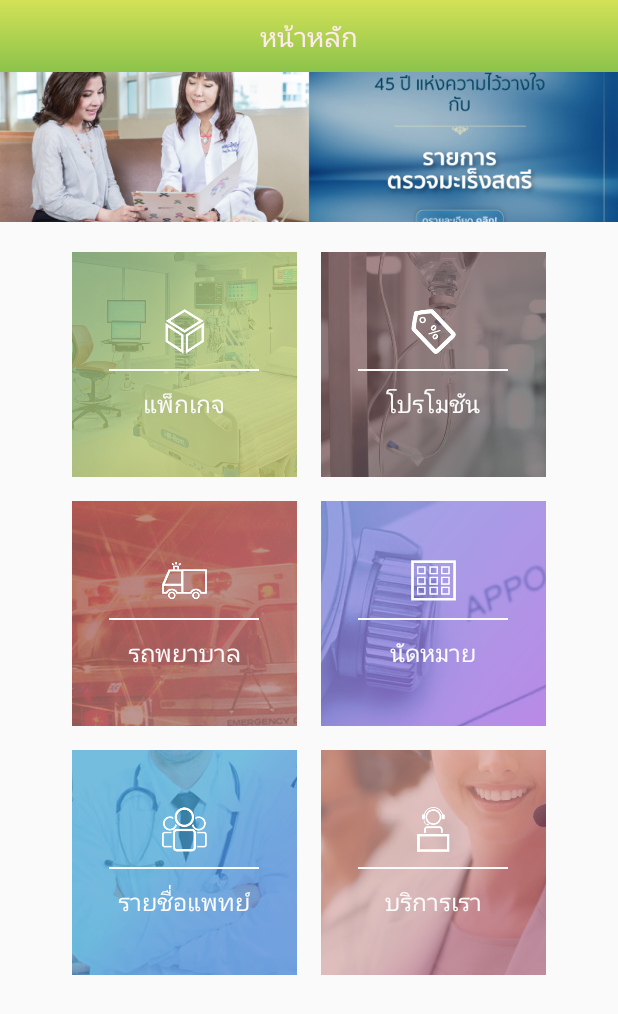
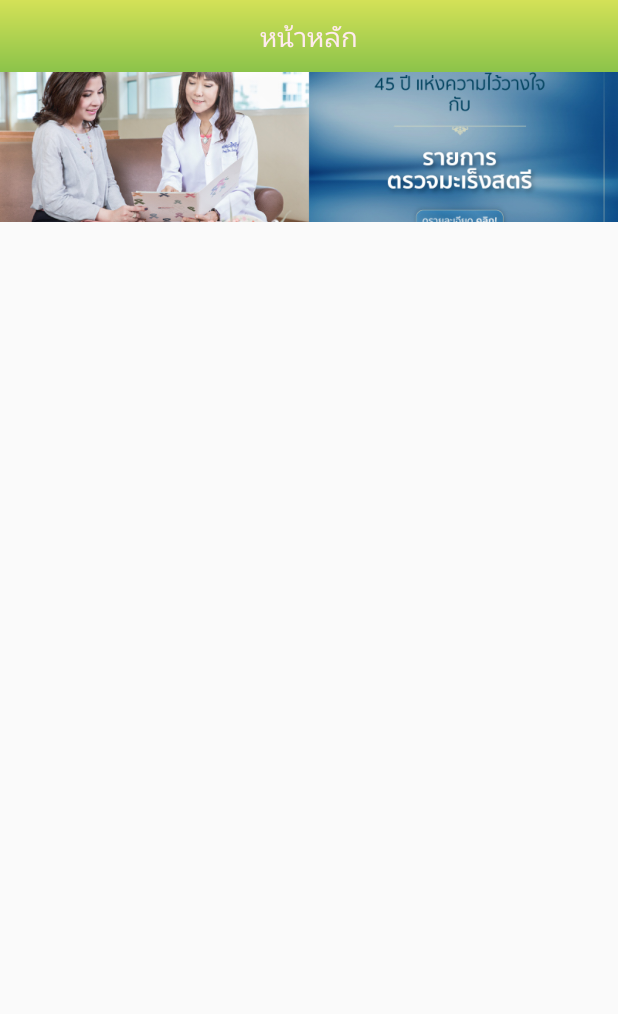
Before and after one commit to kamonwans/RatchphuekHospital, an Android app: the layout activity_main.xml on its own in the app's theme, with its tools: preview values and no code run, on a phone screen of 412 x 824 dp. Shown: the top 1014 px of the screen. Run offline under Robolectric (Android 15) with nearby library versions, the phone set to English and light mode, and no system bars.

Commit message:
comment content ui  and getSupportActionBar

```diff
--- a/app/src/main/AndroidManifest.xml
+++ b/app/src/main/AndroidManifest.xml
@@ -12,14 +12,15 @@
         android:theme="@style/Theme.AppCompat.Light.NoActionBar">
 
         <activity android:name=".SplashScreen">
+        </activity>
+        <activity android:name=".LoginActivity" />
+        <activity android:name=".MainActivity" >
             <intent-filter>
                 <action android:name="android.intent.action.MAIN" />
 
                 <category android:name="android.intent.category.LAUNCHER" />
             </intent-filter>
         </activity>
-        <activity android:name=".LoginActivity" />
-        <activity android:name=".MainActivity" />
         <activity android:name=".RegisterActivity" />
         <activity android:name=".EditProfileActivity" />
         <activity android:name=".PersonalInfromationActivity" />
--- a/app/src/main/java/com/example/kamonwan/ratchaphruekhospital/MainActivity.java
+++ b/app/src/main/java/com/example/kamonwan/ratchaphruekhospital/MainActivity.java
@@ -24,8 +24,8 @@ public class MainActivity extends AppCompatActivity {
         actionBarDrawerToggle = new ActionBarDrawerToggle(MainActivity.this,
                 drawerLayout, R.string.open_drawer, R.string.close_drawer);
         drawerLayout.setDrawerListener(actionBarDrawerToggle);
-        getSupportActionBar().setHomeButtonEnabled(true);
-        getSupportActionBar().setDefaultDisplayHomeAsUpEnabled(true);
+//        getSupportActionBar().setHomeButtonEnabled(true);
+//        getSupportActionBar().setDefaultDisplayHomeAsUpEnabled(true);
     }
 
     @Override
--- a/app/src/main/res/layout/activity_main.xml
+++ b/app/src/main/res/layout/activity_main.xml
@@ -277,226 +277,226 @@
             android:src="@drawable/promotion" />
     </LinearLayout>
 
-    <ScrollView
-        android:layout_width="match_parent"
-        android:layout_height="match_parent">
+    <!--<ScrollView-->
+        <!--android:layout_width="match_parent"-->
+        <!--android:layout_height="match_parent">-->
 
-        <LinearLayout
-            android:layout_width="match_parent"
-            android:layout_height="match_parent"
-            android:layout_marginTop="160dp"
-            android:orientation="vertical">
+        <!--<LinearLayout-->
+            <!--android:layout_width="match_parent"-->
+            <!--android:layout_height="match_parent"-->
+            <!--android:layout_marginTop="160dp"-->
+            <!--android:orientation="vertical">-->
 
-            <LinearLayout
-                android:layout_width="match_parent"
-                android:layout_height="wrap_content"
-                android:gravity="center"
-                android:orientation="horizontal">
+            <!--<LinearLayout-->
+                <!--android:layout_width="match_parent"-->
+                <!--android:layout_height="wrap_content"-->
+                <!--android:gravity="center"-->
+                <!--android:orientation="horizontal">-->
 
-                <LinearLayout
-                    android:id="@+id/btn_packet"
-                    android:layout_width="150dp"
-                    android:layout_height="150dp"
-                    android:layout_margin="8dp"
-                    android:background="@drawable/bg_packet"
-                    android:gravity="center"
-                    android:orientation="vertical"
-                    android:scaleType="centerCrop">
+                <!--<LinearLayout-->
+                    <!--android:id="@+id/btn_packet"-->
+                    <!--android:layout_width="150dp"-->
+                    <!--android:layout_height="150dp"-->
+                    <!--android:layout_margin="8dp"-->
+                    <!--android:background="@drawable/bg_packet"-->
+                    <!--android:gravity="center"-->
+                    <!--android:orientation="vertical"-->
+                    <!--android:scaleType="centerCrop">-->
 
-                    <ImageView
-                        android:layout_width="30dp"
-                        android:layout_height="30dp"
-                        android:src="@drawable/icon_packet" />
+                    <!--<ImageView-->
+                        <!--android:layout_width="30dp"-->
+                        <!--android:layout_height="30dp"-->
+                        <!--android:src="@drawable/icon_packet" />-->
 
-                    <View
-                        android:layout_width="100dp"
-                        android:layout_height="1dp"
-                        android:layout_gravity="center"
-                        android:layout_marginTop="10dp"
-                        android:background="#FAFAFA" />
+                    <!--<View-->
+                        <!--android:layout_width="100dp"-->
+                        <!--android:layout_height="1dp"-->
+                        <!--android:layout_gravity="center"-->
+                        <!--android:layout_marginTop="10dp"-->
+                        <!--android:background="#FAFAFA" />-->
 
-                    <TextView
-                        android:layout_width="wrap_content"
-                        android:layout_height="wrap_content"
-                        android:layout_gravity="center"
-                        android:layout_marginTop="10dp"
-                        android:text="@string/menu_packet"
-                        android:textColor="#FAFAFA"
-                        android:textSize="16sp" />
-                </LinearLayout>
+                    <!--<TextView-->
+                        <!--android:layout_width="wrap_content"-->
+                        <!--android:layout_height="wrap_content"-->
+                        <!--android:layout_gravity="center"-->
+                        <!--android:layout_marginTop="10dp"-->
+                        <!--android:text="@string/menu_packet"-->
+                        <!--android:textColor="#FAFAFA"-->
+                        <!--android:textSize="16sp" />-->
+                <!--</LinearLayout>-->
 
-                <LinearLayout
-                    android:id="@+id/btn_promotion"
-                    android:layout_width="150dp"
-                    android:layout_height="150dp"
-                    android:layout_margin="8dp"
-                    android:background="@drawable/bg_promotion"
-                    android:gravity="center"
-                    android:orientation="vertical">
+                <!--<LinearLayout-->
+                    <!--android:id="@+id/btn_promotion"-->
+                    <!--android:layout_width="150dp"-->
+                    <!--android:layout_height="150dp"-->
+                    <!--android:layout_margin="8dp"-->
+                    <!--android:background="@drawable/bg_promotion"-->
+                    <!--android:gravity="center"-->
+                    <!--android:orientation="vertical">-->
 
-                    <ImageView
-                        android:layout_width="30dp"
-                        android:layout_height="30dp"
-                        android:src="@drawable/icon_promotion" />
+                    <!--<ImageView-->
+                        <!--android:layout_width="30dp"-->
+                        <!--android:layout_height="30dp"-->
+                        <!--android:src="@drawable/icon_promotion" />-->
 
-                    <View
-                        android:layout_width="100dp"
-                        android:layout_height="1dp"
-                        android:layout_gravity="center"
-                        android:layout_marginTop="10dp"
-                        android:background="#FAFAFA" />
+                    <!--<View-->
+                        <!--android:layout_width="100dp"-->
+                        <!--android:layout_height="1dp"-->
+                        <!--android:layout_gravity="center"-->
+                        <!--android:layout_marginTop="10dp"-->
+                        <!--android:background="#FAFAFA" />-->
 
-                    <TextView
-                        android:layout_width="wrap_content"
-                        android:layout_height="wrap_content"
-                        android:layout_gravity="center"
-                        android:layout_marginTop="10dp"
-                        android:text="@string/menu_promotion"
-                        android:textColor="#FAFAFA"
-                        android:textSize="16sp" />
-                </LinearLayout>
-            </LinearLayout>
+                    <!--<TextView-->
+                        <!--android:layout_width="wrap_content"-->
+                        <!--android:layout_height="wrap_content"-->
+                        <!--android:layout_gravity="center"-->
+                        <!--android:layout_marginTop="10dp"-->
+                        <!--android:text="@string/menu_promotion"-->
+                        <!--android:textColor="#FAFAFA"-->
+                        <!--android:textSize="16sp" />-->
+                <!--</LinearLayout>-->
+            <!--</LinearLayout>-->
 
-            <LinearLayout
-                android:layout_width="match_parent"
-                android:layout_height="wrap_content"
-                android:gravity="center"
-                android:orientation="horizontal">
+            <!--<LinearLayout-->
+                <!--android:layout_width="match_parent"-->
+                <!--android:layout_height="wrap_content"-->
+                <!--android:gravity="center"-->
+                <!--android:orientation="horizontal">-->
 
-                <LinearLayout
-                    android:id="@+id/btn_car"
-                    android:layout_width="150dp"
-                    android:layout_height="150dp"
-                    android:layout_margin="8dp"
-                    android:background="@drawable/bg_car"
-                    android:gravity="center"
-                    android:orientation="vertical"
-                    android:scaleType="centerCrop">
+                <!--<LinearLayout-->
+                    <!--android:id="@+id/btn_car"-->
+                    <!--android:layout_width="150dp"-->
+                    <!--android:layout_height="150dp"-->
+                    <!--android:layout_margin="8dp"-->
+                    <!--android:background="@drawable/bg_car"-->
+                    <!--android:gravity="center"-->
+                    <!--android:orientation="vertical"-->
+                    <!--android:scaleType="centerCrop">-->
 
-                    <ImageView
-                        android:layout_width="30dp"
-                        android:layout_height="30dp"
-                        android:src="@drawable/icon_car" />
+                    <!--<ImageView-->
+                        <!--android:layout_width="30dp"-->
+                        <!--android:layout_height="30dp"-->
+                        <!--android:src="@drawable/icon_car" />-->
 
-                    <View
-                        android:layout_width="100dp"
-                        android:layout_height="1dp"
-                        android:layout_gravity="center"
-                        android:layout_marginTop="10dp"
-                        android:background="#FAFAFA" />
+                    <!--<View-->
+                        <!--android:layout_width="100dp"-->
+                        <!--android:layout_height="1dp"-->
+                        <!--android:layout_gravity="center"-->
+                        <!--android:layout_marginTop="10dp"-->
+                        <!--android:background="#FAFAFA" />-->
 
-                    <TextView
-                        android:layout_width="wrap_content"
-                        android:layout_height="wrap_content"
-                        android:layout_gravity="center"
-                        android:layout_marginTop="10dp"
-                        android:text="@string/menu_car"
-                        android:textColor="#FAFAFA"
-                        android:textSize="16sp" />
-                </LinearLayout>
+                    <!--<TextView-->
+                        <!--android:layout_width="wrap_content"-->
+                        <!--android:layout_height="wrap_content"-->
+                        <!--android:layout_gravity="center"-->
+                        <!--android:layout_marginTop="10dp"-->
+                        <!--android:text="@string/menu_car"-->
+                        <!--android:textColor="#FAFAFA"-->
+                        <!--android:textSize="16sp" />-->
+                <!--</LinearLayout>-->
 
-                <LinearLayout
-                    android:id="@+id/btn_meet"
-                    android:layout_width="150dp"
-                    android:layout_height="150dp"
-                    android:layout_margin="8dp"
-                    android:background="@drawable/bg_meet"
-                    android:gravity="center"
-                    android:orientation="vertical">
+                <!--<LinearLayout-->
+                    <!--android:id="@+id/btn_meet"-->
+                    <!--android:layout_width="150dp"-->
+                    <!--android:layout_height="150dp"-->
+                    <!--android:layout_margin="8dp"-->
+                    <!--android:background="@drawable/bg_meet"-->
+                    <!--android:gravity="center"-->
+                    <!--android:orientation="vertical">-->
 
-                    <ImageView
-                        android:layout_width="30dp"
-                        android:layout_height="30dp"
-                        android:src="@drawable/icon_meet" />
+                    <!--<ImageView-->
+                        <!--android:layout_width="30dp"-->
+                        <!--android:layout_height="30dp"-->
+                        <!--android:src="@drawable/icon_meet" />-->
 
-                    <View
-                        android:layout_width="100dp"
-                        android:layout_height="1dp"
-                        android:layout_gravity="center"
-                        android:layout_marginTop="10dp"
-                        android:background="#FAFAFA" />
+                    <!--<View-->
+                        <!--android:layout_width="100dp"-->
+                        <!--android:layout_height="1dp"-->
+                        <!--android:layout_gravity="center"-->
+                        <!--android:layout_marginTop="10dp"-->
+                        <!--android:background="#FAFAFA" />-->
 
-                    <TextView
-                        android:layout_width="wrap_content"
-                        android:layout_height="wrap_content"
-                        android:layout_gravity="center"
-                        android:layout_marginTop="10dp"
-                        android:text="@string/menu_meet"
-                        android:textColor="#FAFAFA"
-                        android:textSize="16sp" />
-                </LinearLayout>
-            </LinearLayout>
+                    <!--<TextView-->
+                        <!--android:layout_width="wrap_content"-->
+                        <!--android:layout_height="wrap_content"-->
+                        <!--android:layout_gravity="center"-->
+                        <!--android:layout_marginTop="10dp"-->
+                        <!--android:text="@string/menu_meet"-->
+                        <!--android:textColor="#FAFAFA"-->
+                        <!--android:textSize="16sp" />-->
+                <!--</LinearLayout>-->
+            <!--</LinearLayout>-->
 
-            <LinearLayout
-                android:layout_width="match_parent"
-                android:layout_height="wrap_content"
-                android:gravity="center"
-                android:orientation="horizontal">
+            <!--<LinearLayout-->
+                <!--android:layout_width="match_parent"-->
+                <!--android:layout_height="wrap_content"-->
+                <!--android:gravity="center"-->
+                <!--android:orientation="horizontal">-->
 
-                <LinearLayout
-                    android:id="@+id/btn_doctor"
-                    android:layout_width="150dp"
-                    android:layout_height="150dp"
-                    android:layout_margin="8dp"
-                    android:background="@drawable/bg_doctor"
-                    android:gravity="center"
-                    android:orientation="vertical"
-                    android:scaleType="centerCrop">
+                <!--<LinearLayout-->
+                    <!--android:id="@+id/btn_doctor"-->
+                    <!--android:layout_width="150dp"-->
+                    <!--android:layout_height="150dp"-->
+                    <!--android:layout_margin="8dp"-->
+                    <!--android:background="@drawable/bg_doctor"-->
+                    <!--android:gravity="center"-->
+                    <!--android:orientation="vertical"-->
+                    <!--android:scaleType="centerCrop">-->
 
-                    <ImageView
-                        android:layout_width="30dp"
-                        android:layout_height="30dp"
-                        android:src="@drawable/icon_doctor" />
+                    <!--<ImageView-->
+                        <!--android:layout_width="30dp"-->
+                        <!--android:layout_height="30dp"-->
+                        <!--android:src="@drawable/icon_doctor" />-->
 
-                    <View
-                        android:layout_width="100dp"
-                        android:layout_height="1dp"
-                        android:layout_gravity="center"
-                        android:layout_marginTop="10dp"
-                        android:background="#FAFAFA" />
+                    <!--<View-->
+                        <!--android:layout_width="100dp"-->
+                        <!--android:layout_height="1dp"-->
+                        <!--android:layout_gravity="center"-->
+                        <!--android:layout_marginTop="10dp"-->
+                        <!--android:background="#FAFAFA" />-->
 
-                    <TextView
-                        android:layout_width="wrap_content"
-                        android:layout_height="wrap_content"
-                        android:layout_gravity="center"
-                        android:layout_marginTop="10dp"
-                        android:text="@string/menu_doctor"
-                        android:textColor="#FAFAFA"
-                        android:textSize="16sp" />
-                </LinearLayout>
+                    <!--<TextView-->
+                        <!--android:layout_width="wrap_content"-->
+                        <!--android:layout_height="wrap_content"-->
+                        <!--android:layout_gravity="center"-->
+                        <!--android:layout_marginTop="10dp"-->
+                        <!--android:text="@string/menu_doctor"-->
+                        <!--android:textColor="#FAFAFA"-->
+                        <!--android:textSize="16sp" />-->
+                <!--</LinearLayout>-->
 
-                <LinearLayout
-                    android:id="@+id/btn_service"
-                    android:layout_width="150dp"
-                    android:layout_height="150dp"
-                    android:layout_margin="8dp"
-                    android:background="@drawable/bg_service"
-                    android:gravity="center"
-                    android:orientation="vertical">
+                <!--<LinearLayout-->
+                    <!--android:id="@+id/btn_service"-->
+                    <!--android:layout_width="150dp"-->
+                    <!--android:layout_height="150dp"-->
+                    <!--android:layout_margin="8dp"-->
+                    <!--android:background="@drawable/bg_service"-->
+                    <!--android:gravity="center"-->
+                    <!--android:orientation="vertical">-->
 
-                    <ImageView
-                        android:layout_width="30dp"
-                        android:layout_height="30dp"
-                        android:src="@drawable/icon_service" />
+                    <!--<ImageView-->
+                        <!--android:layout_width="30dp"-->
+                        <!--android:layout_height="30dp"-->
+                        <!--android:src="@drawable/icon_service" />-->
 
-                    <View
-                        android:layout_width="100dp"
-                        android:layout_height="1dp"
-                        android:layout_gravity="center"
-                        android:layout_marginTop="10dp"
-                        android:background="#FAFAFA" />
+                    <!--<View-->
+                        <!--android:layout_width="100dp"-->
+                        <!--android:layout_height="1dp"-->
+                        <!--android:layout_gravity="center"-->
+                        <!--android:layout_marginTop="10dp"-->
+                        <!--android:background="#FAFAFA" />-->
 
-                    <TextView
-                        android:layout_width="wrap_content"
-                        android:layout_height="wrap_content"
-                        android:layout_gravity="center"
-                        android:layout_marginTop="10dp"
-                        android:text="@string/menu_service"
-                        android:textColor="#FAFAFA"
-                        android:textSize="16sp" />
-                </LinearLayout>
-            </LinearLayout>
+                    <!--<TextView-->
+                        <!--android:layout_width="wrap_content"-->
+                        <!--android:layout_height="wrap_content"-->
+                        <!--android:layout_gravity="center"-->
+                        <!--android:layout_marginTop="10dp"-->
+                        <!--android:text="@string/menu_service"-->
+                        <!--android:textColor="#FAFAFA"-->
+                        <!--android:textSize="16sp" />-->
+                <!--</LinearLayout>-->
+            <!--</LinearLayout>-->
 
-        </LinearLayout>
-    </ScrollView>
+        <!--</LinearLayout>-->
+    <!--</ScrollView>-->
 </android.support.v4.widget.DrawerLayout>
```
